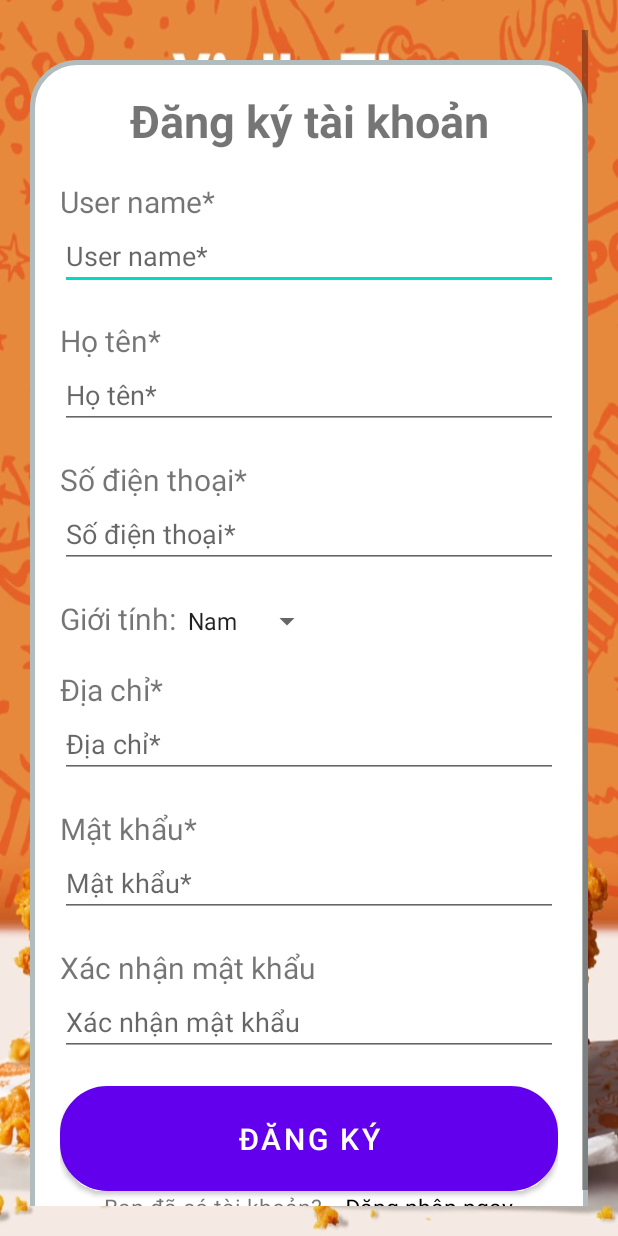
After one commit to HoKhacDang20/AppDatDoAnOnline, an Android app: the layout registry_layout.xml on its own in the app's theme, with its tools: preview values and no code run, on a phone screen of 412 x 824 dp. The commit adds this screen. Run offline under Robolectric (Android 15) with nearby library versions, the phone set to English and light mode, and no system bars.

Commit message:
Hùng thiết kế giao diện đăng ký tài khoản - Update lại layout password_change_layout.xml

```diff
--- a/app/src/main/res/layout/password_change_layout.xml
+++ b/app/src/main/res/layout/password_change_layout.xml
@@ -66,7 +66,7 @@
                 android:layout_height="wrap_content"
                 android:hint="@string/registry_confirm_pass"
                 android:singleLine="true"
-                aassword="true"
+                android:password="true"
                 android:layout_marginBottom="20dp"></EditText>
             <Button
                 android:id="@+id/btnPasswordSave"
--- /dev/null
+++ b/app/src/main/res/layout/registry_layout.xml
@@ -0,0 +1,154 @@
+<?xml version="1.0" encoding="utf-8"?>
+<LinearLayout
+    xmlns:android="http://schemas.android.com/apk/res/android"
+    xmlns:app="http://schemas.android.com/apk/res-auto"
+    xmlns:tools="http://schemas.android.com/tools"
+    android:layout_width="match_parent"
+    android:layout_height="match_parent"
+    tools:context=".LoginActivity"
+    android:orientation="vertical">
+    <ScrollView
+        android:layout_width="match_parent"
+        android:layout_height="match_parent"
+        android:orientation="vertical"
+        android:background="@mipmap/popeyes_chicken_sandwich"
+        android:padding="20dp">
+        <LinearLayout
+            android:layout_width="match_parent"
+            android:layout_height="0dp"
+            android:layout_weight="5"
+            android:orientation="vertical"
+            android:background="@drawable/layout_bg"
+            android:layout_marginTop="20dp"
+            android:padding="20dp">
+            <TextView
+                android:layout_width="match_parent"
+                android:layout_height="wrap_content"
+                android:text="@string/registry_label"
+                android:textSize="30dp"
+                android:gravity="center"
+                android:textStyle="bold"
+                android:layout_marginBottom="20dp"></TextView>
+            <TextView
+                android:layout_width="wrap_content"
+                android:layout_height="wrap_content"
+                android:text="@string/registry_username"
+                android:textSize="20dp"></TextView>
+            <EditText
+                android:id="@+id/edtUserName"
+                android:layout_width="match_parent"
+                android:layout_height="wrap_content"
+                android:hint="@string/registry_username"
+                android:singleLine="true"
+                android:layout_marginBottom="20dp"></EditText>
+            <TextView
+                android:layout_width="wrap_content"
+                android:layout_height="wrap_content"
+                android:text="@string/registry_name"
+                android:textSize="20dp"></TextView>
+            <EditText
+                android:id="@+id/edtFullName"
+                android:layout_width="match_parent"
+                android:layout_height="wrap_content"
+                android:hint="@string/registry_name"
+                android:singleLine="true"
+                android:layout_marginBottom="20dp"></EditText>
+            <TextView
+                android:layout_width="wrap_content"
+                android:layout_height="wrap_content"
+                android:text="@string/registry_phone"
+                android:textSize="20dp"></TextView>
+            <EditText
+                android:id="@+id/edtSDT"
+                android:layout_width="match_parent"
+                android:layout_height="wrap_content"
+                android:hint="@string/registry_phone"
+                android:phoneNumber="true"
+                android:singleLine="true"
+                android:layout_marginBottom="20dp"></EditText>
+            <LinearLayout
+                android:layout_width="match_parent"
+                android:layout_height="wrap_content"
+                android:orientation="horizontal"
+                android:layout_marginBottom="20dp">
+                <TextView
+                    android:layout_width="wrap_content"
+                    android:layout_height="wrap_content"
+                    android:text="@string/registry_gender"
+                    android:textSize="20dp"></TextView>
+                <androidx.appcompat.widget.AppCompatSpinner
+                    android:id="@+id/spnGender"
+                    android:layout_width="wrap_content"
+                    android:layout_height="wrap_content"
+                    android:entries="@array/spn_gender">
+                </androidx.appcompat.widget.AppCompatSpinner>
+            </LinearLayout>
+
+            <TextView
+                android:layout_width="wrap_content"
+                android:layout_height="wrap_content"
+                android:text="@string/registry_address"
+                android:textSize="20dp"></TextView>
+            <EditText
+                android:id="@+id/edtDiaChi"
+                android:layout_width="match_parent"
+                android:layout_height="wrap_content"
+                android:hint="@string/registry_address"
+                android:singleLine="true"
+                android:layout_marginBottom="20dp"></EditText>
+            <TextView
+                android:layout_width="wrap_content"
+                android:layout_height="wrap_content"
+                android:text="@string/registry_password"
+                android:textSize="20dp"></TextView>
+            <EditText
+                android:id="@+id/edtPassword"
+                android:layout_width="match_parent"
+                android:layout_height="wrap_content"
+                android:hint="@string/registry_password"
+                android:singleLine="true"
+                android:layout_marginBottom="20dp"
+                android:password="true"></EditText>
+            <TextView
+                android:layout_width="wrap_content"
+                android:layout_height="wrap_content"
+                android:text="@string/registry_confirm_pass"
+                android:textSize="20dp"></TextView>
+            <EditText
+                android:id="@+id/edtPasswordConfirm"
+                android:layout_width="match_parent"
+                android:layout_height="wrap_content"
+                android:hint="@string/registry_confirm_pass"
+                android:singleLine="true"
+                android:password="true"
+                android:layout_marginBottom="20dp"></EditText>
+            <Button
+                android:id="@+id/btnRegistry"
+                android:layout_width="match_parent"
+                android:layout_height="70dp"
+                android:text="@string/registry_btn"
+                android:textSize="20dp"
+                android:background="@drawable/login_button"></Button>
+            <LinearLayout
+                android:layout_width="match_parent"
+                android:layout_height="match_parent"
+                android:orientation="horizontal"
+                android:gravity="center">
+                <TextView
+                    android:layout_width="wrap_content"
+                    android:layout_height="wrap_content"
+                    android:text="@string/registry_cancel"
+                    android:textSize="15dp"
+                    android:layout_marginRight="15dp"></TextView>
+                <TextView
+                    android:id="@+id/txtRegistryReturn"
+                    android:layout_width="wrap_content"
+                    android:layout_height="wrap_content"
+                    android:text="@string/registry_return"
+                    android:textSize="15dp"
+                    android:textColor="@android:color/black"></TextView>
+            </LinearLayout>
+        </LinearLayout>
+    </ScrollView>
+
+</LinearLayout>
```
